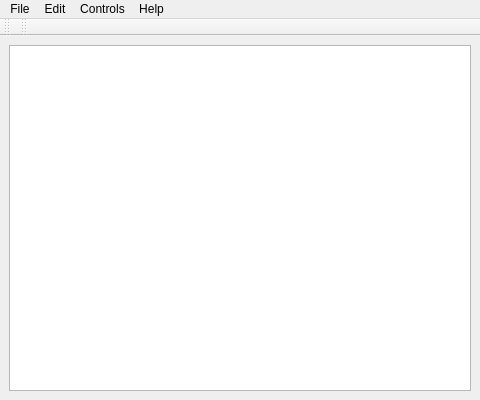
Above: ui/robotqt.ui from simmiyoung/robotqt before the change. Below: the same form after it.
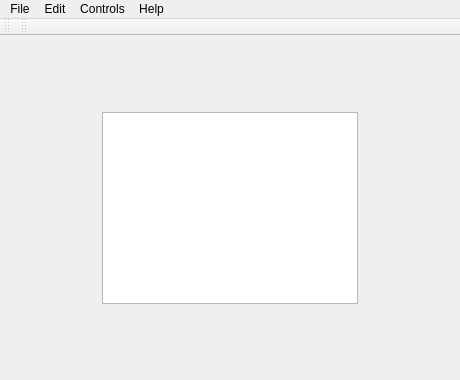
That is the form after the change. Icons and pictures are not drawn.

Commit message: Added Rectangle, Line, Ellipse commands to the scenario. There are still some scenario width and height fixes.

Diff of the .ui file:
```diff
--- a/ui/robotqt.ui
+++ b/ui/robotqt.ui
@@ -9,22 +9,16 @@
    <rect>
     <x>0</x>
     <y>0</y>
-    <width>480</width>
-    <height>400</height>
+    <width>460</width>
+    <height>380</height>
    </rect>
   </property>
   <property name="sizePolicy">
-   <sizepolicy hsizetype="Fixed" vsizetype="Fixed">
+   <sizepolicy hsizetype="Preferred" vsizetype="Preferred">
     <horstretch>0</horstretch>
     <verstretch>0</verstretch>
    </sizepolicy>
   </property>
-  <property name="minimumSize">
-   <size>
-    <width>480</width>
-    <height>400</height>
-   </size>
-  </property>
   <property name="windowTitle">
    <string>RobotQt</string>
   </property>
@@ -40,7 +34,7 @@
        <bool>true</bool>
       </property>
       <property name="sizePolicy">
-       <sizepolicy hsizetype="Minimum" vsizetype="Minimum">
+       <sizepolicy hsizetype="Maximum" vsizetype="Maximum">
         <horstretch>0</horstretch>
         <verstretch>0</verstretch>
        </sizepolicy>
@@ -48,6 +42,12 @@
       <property name="horizontalScrollBarPolicy">
        <enum>Qt::ScrollBarAsNeeded</enum>
       </property>
+      <property name="alignment">
+       <set>Qt::AlignLeading|Qt::AlignLeft|Qt::AlignTop</set>
+      </property>
+      <property name="cacheMode">
+       <set>QGraphicsView::CacheBackground</set>
+      </property>
      </widget>
     </item>
    </layout>
@@ -57,7 +57,7 @@
     <rect>
      <x>0</x>
      <y>0</y>
-     <width>480</width>
+     <width>460</width>
      <height>22</height>
     </rect>
    </property>
```
The commit also changes 9 other files.
